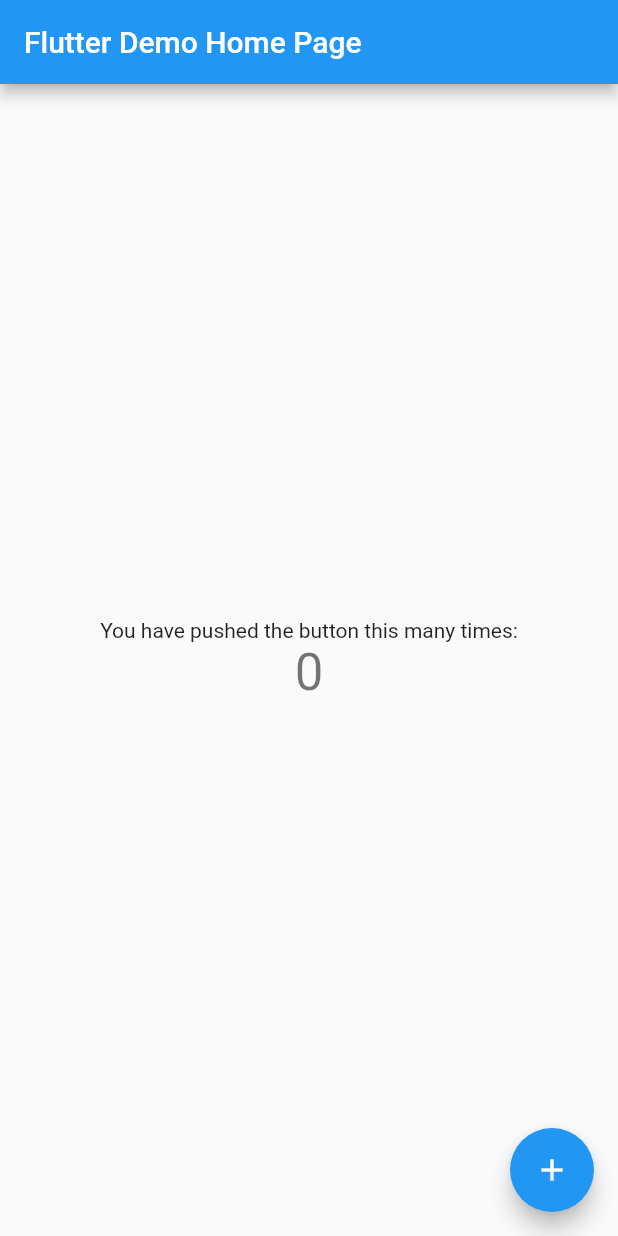
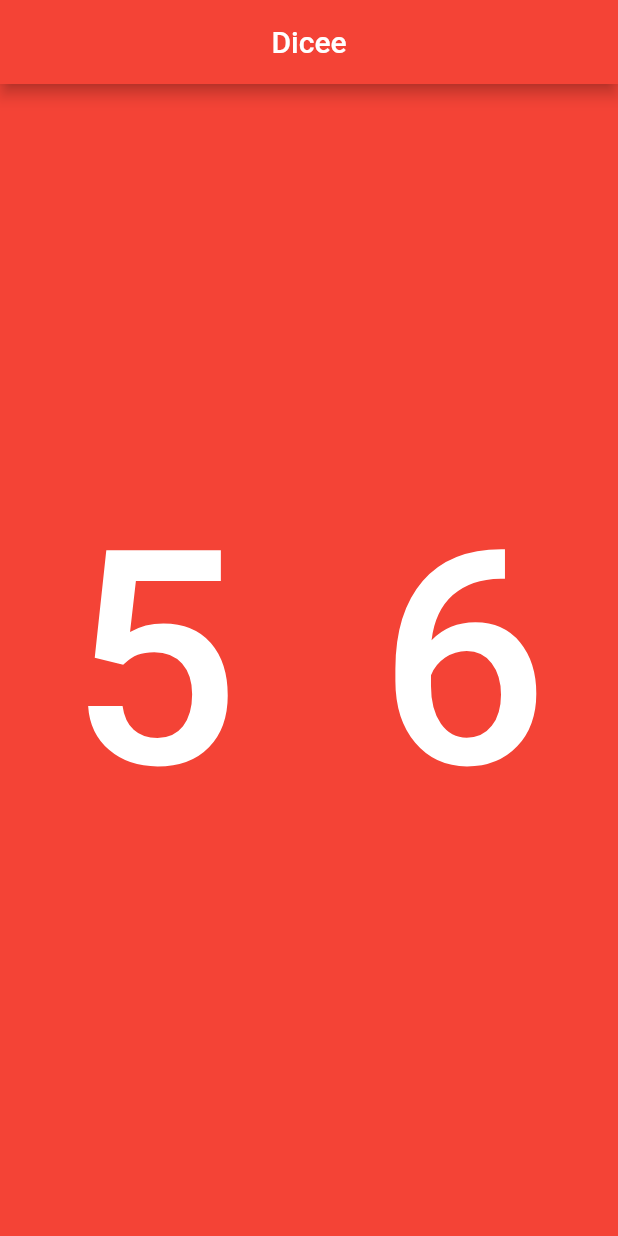
Before and after one commit to justdvnsh/Dicee, a Flutter app: the screen it shows after launch, on a phone screen of 412 x 824 dp. Run offline on Flutter 3.47's test engine with Material 2 defaults, Android fonts, the phone set to English and light mode, and no system bars.

Commit message:
added files

```diff
--- a/lib/main.dart
+++ b/lib/main.dart
@@ -3,109 +3,79 @@ import 'package:flutter/material.dart';
 void main() => runApp(MyApp());
 
 class MyApp extends StatelessWidget {
-  // This widget is the root of your application.
   @override
   Widget build(BuildContext context) {
     return MaterialApp(
-      title: 'Flutter Demo',
-      theme: ThemeData(
-        // This is the theme of your application.
-        //
-        // Try running your application with "flutter run". You'll see the
-        // application has a blue toolbar. Then, without quitting the app, try
-        // changing the primarySwatch below to Colors.green and then invoke
-        // "hot reload" (press "r" in the console where you ran "flutter run",
-        // or simply save your changes to "hot reload" in a Flutter IDE).
-        // Notice that the counter didn't reset back to zero; the application
-        // is not restarted.
-        primarySwatch: Colors.blue,
+      home: Scaffold(
+        backgroundColor: Colors.red,
+        appBar: AppBar(
+          title: Center(
+            child: Text('Dicee'),
+          ),
+          backgroundColor: Colors.red,
+        ),
+        body: DicePage(),
       ),
-      home: MyHomePage(title: 'Flutter Demo Home Page'),
+    );
+  }
+
+}
+
+class DicePage extends StatefulWidget {
+  @override
+  _DicePageState createState() => _DicePageState();
+}
+
+class _DicePageState extends State<DicePage> {
+
+  int leftDiceNumber = 5;
+  int rightDiceNumber = 6;
+
+  @override
+  Widget build(BuildContext context) {
+    return Center(
+      child: Row(
+        children: <Widget>[
+          Expanded(
+            child: Center(
+              child: FlatButton(
+                onPressed: (){
+                  setState(() {
+                    leftDiceNumber = 1;
+                  });
+                  print("Left button poresssed");
+                },
+                child: Text(
+                  '$leftDiceNumber',
+                  style: TextStyle(
+                      color: Colors.white,
+                      fontSize: 200.0
+                  ),
+                ),
+              ),
+            ),
+          ),
+          Expanded(
+            child: Center(
+              child: FlatButton(
+                onPressed: (){
+                  setState(() {
+                    rightDiceNumber = 2;
+                  });
+                  print('Right button oressed');
+                },
+                child: Text(
+                  '$rightDiceNumber',
+                  style: TextStyle(
+                    color: Colors.white,
+                    fontSize: 200.0,
+                  ),
+                ),
+              ),
+            ),
+          ),
+        ],
+      ),
     );
   }
 }
-
-class MyHomePage extends StatefulWidget {
-  MyHomePage({Key key, this.title}) : super(key: key);
-
-  // This widget is the home page of your application. It is stateful, meaning
-  // that it has a State object (defined below) that contains fields that affect
-  // how it looks.
-
-  // This class is the configuration for the state. It holds the values (in this
-  // case the title) provided by the parent (in this case the App widget) and
-  // used by the build method of the State. Fields in a Widget subclass are
-  // always marked "final".
-
-  final String title;
-
-  @override
-  _MyHomePageState createState() => _MyHomePageState();
-}
-
-class _MyHomePageState extends State<MyHomePage> {
-  int _counter = 0;
-
-  void _incrementCounter() {
-    setState(() {
-      // This call to setState tells the Flutter framework that something has
-      // changed in this State, which causes it to rerun the build method below
-      // so that the display can reflect the updated values. If we changed
-      // _counter without calling setState(), then the build method would not be
-      // called again, and so nothing would appear to happen.
-      _counter++;
-    });
-  }
-
-  @override
-  Widget build(BuildContext context) {
-    // This method is rerun every time setState is called, for instance as done
-    // by the _incrementCounter method above.
-    //
-    // The Flutter framework has been optimized to make rerunning build methods
-    // fast, so that you can just rebuild anything that needs updating rather
-    // than having to individually change instances of widgets.
-    return Scaffold(
-      appBar: AppBar(
-        // Here we take the value from the MyHomePage object that was created by
-        // the App.build method, and use it to set our appbar title.
-        title: Text(widget.title),
-      ),
-      body: Center(
-        // Center is a layout widget. It takes a single child and positions it
-        // in the middle of the parent.
-        child: Column(
-          // Column is also a layout widget. It takes a list of children and
-          // arranges them vertically. By default, it sizes itself to fit its
-          // children horizontally, and tries to be as tall as its parent.
-          //
-          // Invoke "debug painting" (press "p" in the console, choose the
-          // "Toggle Debug Paint" action from the Flutter Inspector in Android
-          // Studio, or the "Toggle Debug Paint" command in Visual Studio Code)
-          // to see the wireframe for each widget.
-          //
-          // Column has various properties to control how it sizes itself and
-          // how it positions its children. Here we use mainAxisAlignment to
-          // center the children vertically; the main axis here is the vertical
-          // axis because Columns are vertical (the cross axis would be
-          // horizontal).
-          mainAxisAlignment: MainAxisAlignment.center,
-          children: <Widget>[
-            Text(
-              'You have pushed the button this many times:',
-            ),
-            Text(
-              '$_counter',
-              style: Theme.of(context).textTheme.display1,
-            ),
-          ],
-        ),
-      ),
-      floatingActionButton: FloatingActionButton(
-        onPressed: _incrementCounter,
-        tooltip: 'Increment',
-        child: Icon(Icons.add),
-      ), // This trailing comma makes auto-formatting nicer for build methods.
-    );
-  }
-}
```
